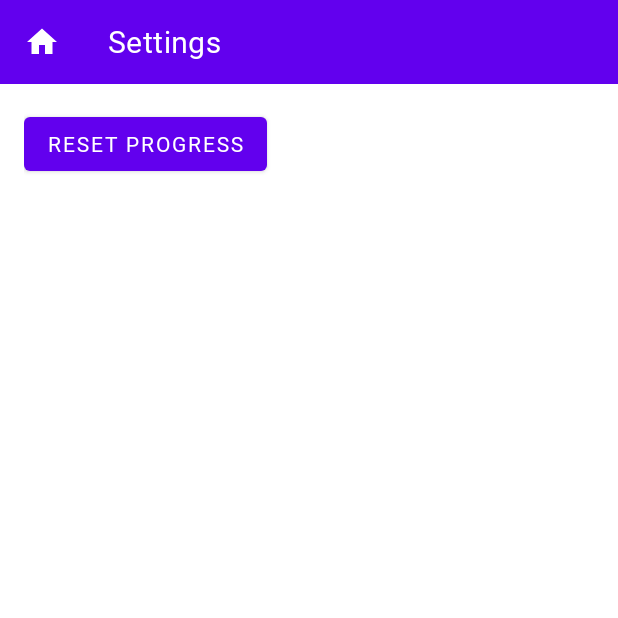
After one commit to zavedyaev/fill_me, an Android app: the SettingsActivity screen opened directly, with no data from a screen before it, on a phone screen of 412 x 824 dp, the top half of it. The commit adds this screen. Run offline under Robolectric (Android 15) with nearby library versions, the phone set to English and light mode, and no system bars.

Commit message:
Added ability to reset progress #7

```diff
--- a/app/src/main/AndroidManifest.xml
+++ b/app/src/main/AndroidManifest.xml
@@ -30,6 +30,11 @@
                 android:theme="@style/AppTheme.NoActionBar">
         </activity>
         <activity
+                android:name=".SettingsActivity"
+                android:label="@string/title_activity_settings"
+                android:theme="@style/AppTheme.NoActionBar">
+        </activity>
+        <activity
                 android:name=".LevelEndActivity"
                 android:theme="@style/AppTheme.TransparentBackground">
         </activity>
--- /dev/null
+++ b/app/src/main/java/ru/zavedyaev/fillme/SettingsActivity.kt
@@ -0,0 +1,42 @@
+package ru.zavedyaev.fillme
+
+import android.content.Intent
+import android.os.Bundle
+import android.view.MenuItem
+import androidx.appcompat.app.AppCompatActivity
+import androidx.appcompat.widget.Toolbar
+import com.google.android.material.button.MaterialButton
+import com.google.android.material.snackbar.Snackbar
+import ru.zavedyaev.fillme.level.ProgressInstance
+
+class SettingsActivity : AppCompatActivity() {
+
+    private lateinit var resetProgressButton: MaterialButton
+
+    override fun onCreate(savedInstanceState: Bundle?) {
+        super.onCreate(savedInstanceState)
+        setContentView(R.layout.activity_settings)
+
+        val toolbar = findViewById<Toolbar>(R.id.toolbar)
+        setSupportActionBar(toolbar)
+
+        resetProgressButton = findViewById(R.id.resetProgressButton)
+        resetProgressButton.setOnClickListener {
+            ProgressInstance.resetProgress(this)
+            Snackbar.make(findViewById(R.id.root), R.string.progress_erased, Snackbar.LENGTH_SHORT).show()
+        }
+    }
+
+    override fun onOptionsItemSelected(item: MenuItem?): Boolean {
+        //return to main activity
+        return when (item?.itemId) {
+            android.R.id.home -> {
+                val i = Intent(this, MainActivity::class.java)
+                startActivity(i)
+                true
+            }
+            else -> super.onOptionsItemSelected(item)
+        }
+    }
+
+}
--- a/app/src/main/java/ru/zavedyaev/fillme/level/Progress.kt
+++ b/app/src/main/java/ru/zavedyaev/fillme/level/Progress.kt
@@ -144,6 +144,11 @@ object ProgressInstance {
             progress = Progress(mapOf(0 to LevelPackProgress(mapOf())))
         }
     }
+
+    fun resetProgress(context: Context) {
+        val updatedProgress = Progress(mapOf(0 to LevelPackProgress(mapOf())))
+        saveProgress(context, updatedProgress)
+    }
 }
 
 data class LevelPackAndLevelId(
--- /dev/null
+++ b/app/src/main/res/layout/activity_settings.xml
@@ -0,0 +1,32 @@
+<?xml version="1.0" encoding="utf-8"?>
+<LinearLayout
+        xmlns:android="http://schemas.android.com/apk/res/android"
+        xmlns:app="http://schemas.android.com/apk/res-auto"
+        android:layout_width="match_parent"
+        android:layout_height="match_parent"
+        android:orientation="vertical"
+        android:id="@+id/root">
+
+    <androidx.appcompat.widget.Toolbar
+            android:id="@+id/toolbar"
+            android:layout_width="match_parent"
+            android:layout_height="?attr/actionBarSize"
+            android:background="?attr/colorPrimary"
+            app:title="@string/title_activity_settings"
+            app:titleTextColor="#ffffff"
+            app:navigationIcon="@drawable/ic_home"/>
+    <LinearLayout
+            android:layout_width="match_parent"
+            android:layout_height="match_parent"
+            android:orientation="vertical"
+            android:layout_marginStart="16dp"
+            android:layout_marginTop="16dp"
+            android:layout_marginEnd="16dp">
+        <com.google.android.material.button.MaterialButton
+                android:layout_width="wrap_content"
+                android:layout_height="wrap_content"
+                android:text="@string/reset_progress"
+                android:id="@+id/resetProgressButton"
+                style="@style/ContainedButton"/>
+    </LinearLayout>
+</LinearLayout>
--- a/app/src/main/res/values/strings.xml
+++ b/app/src/main/res/values/strings.xml
@@ -2,6 +2,7 @@
     <string name="app_name">Fill Me!</string>
 
     <string name="title_activity_level_select">Level Select</string>
+    <string name="title_activity_settings">Settings</string>
 
     <string name="filled_square">%1$d/%2$d%%</string>
     <string name="level_name">Level %1$d</string>
@@ -9,6 +10,8 @@
     <string name="max_circles_count">≤ %1$d</string>
     <string name="level_select">Level Select</string>
     <string name="restart">Restart</string>
+    <string name="reset_progress">Reset Progress</string>
+    <string name="progress_erased">Progress has been reset</string>
     <string name="next_level">Next Level</string>
     <string name="new_game">New Game</string>
     <string name="continue_game">Continue</string>
```
Also changed, not shown: app/src/main/java/ru/zavedyaev/fillme/MainActivity.kt (+30 -16 lines).
